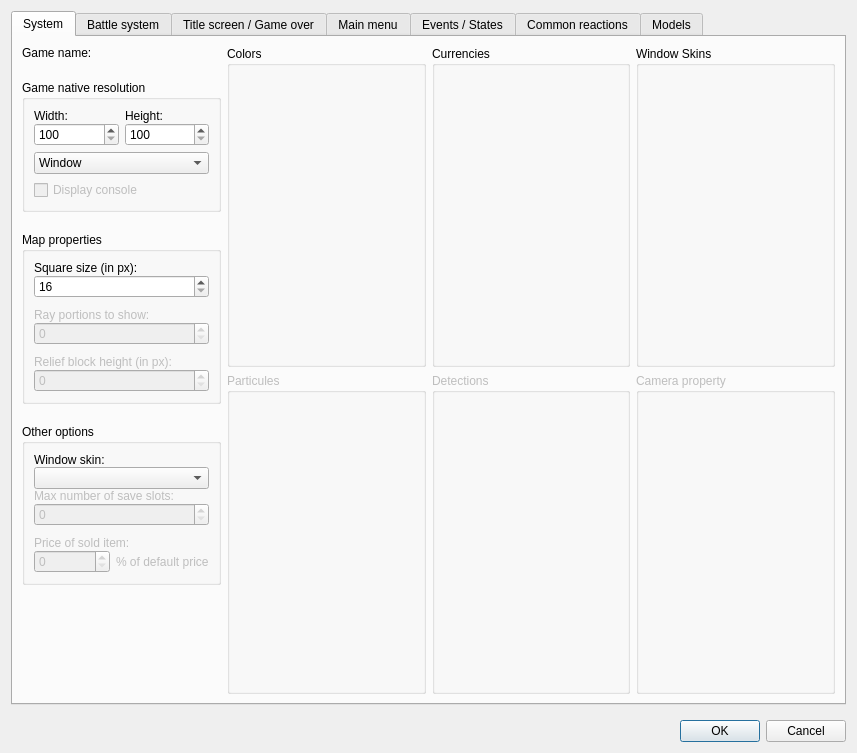
Before: the Qt Designer form Editor/Dialogs/dialogsystems.ui in RPG-Paper-Maker/RPG-Paper-Maker, drawn with Qt 5.
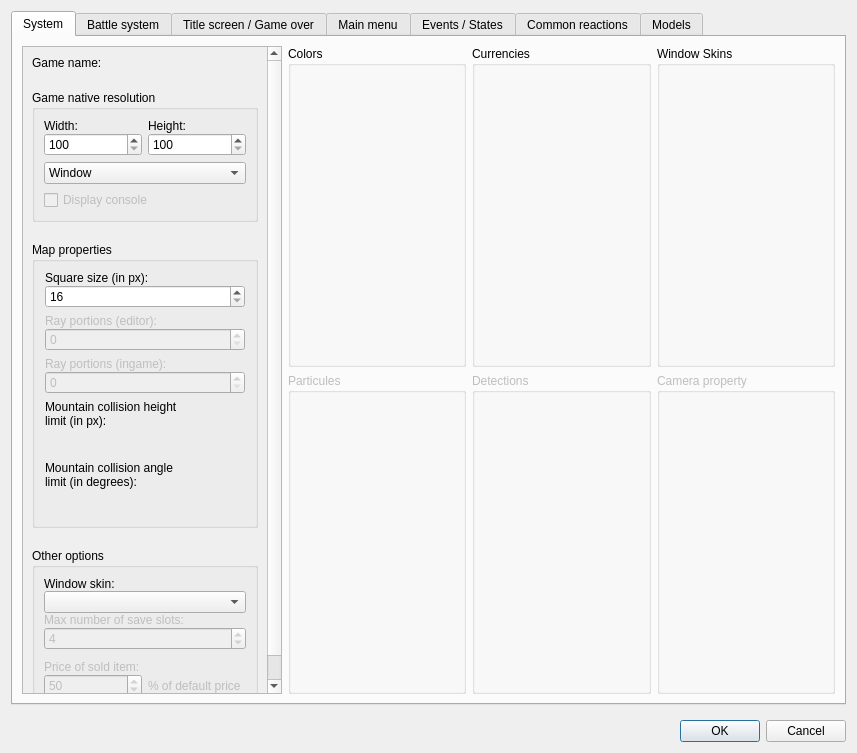
After: the same form once the commit is applied. Custom widgets are drawn as their Qt base class.

Commit message: [WIP] Mountains: height / angle limit for collisions

Diff of the .ui file:
```diff
--- a/Editor/Dialogs/dialogsystems.ui
+++ b/Editor/Dialogs/dialogsystems.ui
@@ -40,10 +40,37 @@
         <attribute name="title">
          <string>System</string>
         </attribute>
+        <layout class="QGridLayout" name="gridLayout_36">
+         <item row="0" column="0">
+          <layout class="QHBoxLayout" name="horizontalLayout" stretch="0,1,1,1">
+           <item>
+            <widget class="QScrollArea" name="scrollArea">
+             <property name="minimumSize">
+              <size>
+               <width>260</width>
+               <height>0</height>
+              </size>
+             </property>
+             <property name="maximumSize">
+              <size>
+               <width>260</width>
+               <height>16777215</height>
+              </size>
+             </property>
+             <property name="widgetResizable">
+              <bool>true</bool>
+             </property>
+             <widget class="QWidget" name="scrollAreaWidgetContents">
+              <property name="geometry">
+               <rect>
+                <x>0</x>
+                <y>-101</y>
+                <width>248</width>
+                <height>787</height>
+               </rect>
+              </property>
         <layout class="QGridLayout" name="gridLayout_13">
          <item row="0" column="0">
-          <layout class="QHBoxLayout" name="horizontalLayout" stretch="1,1,1,1">
-           <item>
             <layout class="QVBoxLayout" name="verticalLayout_6" stretch="0,0,0,0,1">
              <property name="spacing">
               <number>20</number>
@@ -177,15 +204,18 @@
                <property name="enabled">
                 <bool>true</bool>
                </property>
+                   <property name="minimumSize">
+                    <size>
+                     <width>0</width>
+                     <height>0</height>
+                    </size>
+                   </property>
                <property name="title">
                 <string>Map properties</string>
                </property>
                <layout class="QGridLayout" name="gridLayout_5">
                 <item row="0" column="0">
-                 <layout class="QVBoxLayout" name="verticalLayout_10">
-                  <property name="spacing">
-                   <number>10</number>
-                  </property>
+                     <layout class="QVBoxLayout" name="verticalLayout_27">
                   <item>
                    <layout class="QVBoxLayout" name="verticalLayout_3" stretch="0,0">
                     <property name="spacing">
@@ -227,7 +257,7 @@
                        <bool>false</bool>
                       </property>
                       <property name="text">
-                       <string>Ray portions to show:</string>
+                           <string>Ray portions (editor):</string>
                       </property>
                      </widget>
                     </item>
@@ -241,24 +271,104 @@
                    </layout>
                   </item>
                   <item>
-                   <layout class="QVBoxLayout" name="verticalLayout_9" stretch="0,1">
+                       <layout class="QVBoxLayout" name="verticalLayout_10" stretch="0,1">
+                        <property name="spacing">
+                         <number>0</number>
+                        </property>
+                        <item>
+                         <widget class="QLabel" name="label_20">
+                          <property name="enabled">
+                           <bool>false</bool>
+                          </property>
+                          <property name="text">
+                           <string>Ray portions (ingame):</string>
+                          </property>
+                         </widget>
+                        </item>
+                        <item>
+                         <widget class="QSpinBox" name="spinBox_8">
+                          <property name="enabled">
+                           <bool>false</bool>
+                          </property>
+                         </widget>
+                        </item>
+                       </layout>
+                      </item>
+                      <item>
+                       <layout class="QVBoxLayout" name="verticalLayout_9" stretch="0,0,0">
                     <property name="spacing">
                      <number>0</number>
                     </property>
                     <item>
                      <widget class="QLabel" name="label_9">
                       <property name="enabled">
-                       <bool>false</bool>
+                           <bool>true</bool>
                       </property>
                       <property name="text">
-                       <string>Relief block height (in px):</string>
+                           <string>Mountain collision height</string>
                       </property>
                      </widget>
                     </item>
                     <item>
-                     <widget class="QSpinBox" name="spinBox_7">
+                         <widget class="QLabel" name="label_21">
+                          <property name="text">
+                           <string>limit (in px):</string>
+                          </property>
+                         </widget>
+                        </item>
+                        <item>
+                         <widget class="PanelPrimitiveValue" name="widgetMountainCollisionHeight" native="true">
+                          <property name="minimumSize">
+                           <size>
+                            <width>200</width>
+                            <height>27</height>
+                           </size>
+                          </property>
+                          <property name="maximumSize">
+                           <size>
+                            <width>200</width>
+                            <height>16777215</height>
+                           </size>
+                          </property>
+                         </widget>
+                        </item>
+                       </layout>
+                      </item>
+                      <item>
+                       <layout class="QVBoxLayout" name="verticalLayout_26" stretch="0,0,0">
+                        <property name="spacing">
+                         <number>0</number>
+                        </property>
+                        <item>
+                         <widget class="QLabel" name="label_25">
                       <property name="enabled">
-                       <bool>false</bool>
+                           <bool>true</bool>
+                          </property>
+                          <property name="text">
+                           <string>Mountain collision angle</string>
+                          </property>
+                         </widget>
+                        </item>
+                        <item>
+                         <widget class="QLabel" name="label_26">
+                          <property name="text">
+                           <string>limit (in degrees):</string>
+                          </property>
+                         </widget>
+                        </item>
+                        <item>
+                         <widget class="PanelPrimitiveValue" name="widgetMountainCollisionAngle" native="true">
+                          <property name="minimumSize">
+                           <size>
+                            <width>200</width>
+                            <height>27</height>
+                           </size>
+                          </property>
+                          <property name="maximumSize">
+                           <size>
+                            <width>200</width>
+                            <height>16777215</height>
+                           </size>
                       </property>
                      </widget>
                     </item>
@@ -313,6 +423,9 @@
                       <property name="enabled">
                        <bool>false</bool>
                       </property>
+                          <property name="value">
+                           <number>4</number>
+                          </property>
                      </widget>
                     </item>
                    </layout>
@@ -340,6 +453,9 @@
                       <property name="enabled">
                        <bool>false</bool>
                       </property>
+                          <property name="value">
+                           <number>50</number>
+                          </property>
                      </widget>
                     </item>
                     <item row="1" column="1">
@@ -373,6 +489,10 @@
               </spacer>
              </item>
             </layout>
+               </item>
+              </layout>
+             </widget>
+            </widget>
            </item>
            <item>
             <layout class="QVBoxLayout" name="verticalLayout_12">
```
Lines whose indentation alone changed are shown as unchanged. The commit also changes 7 other files.
